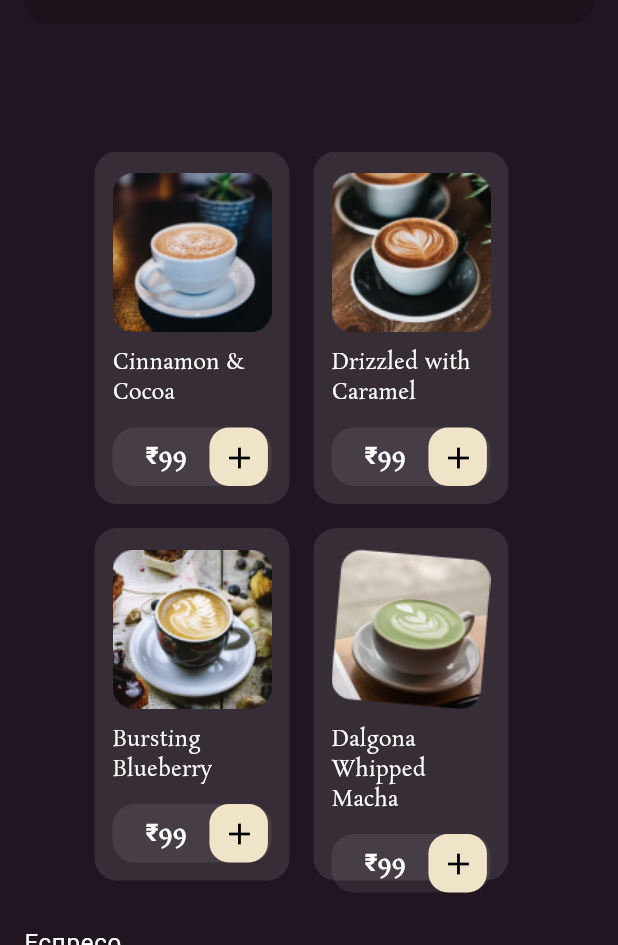
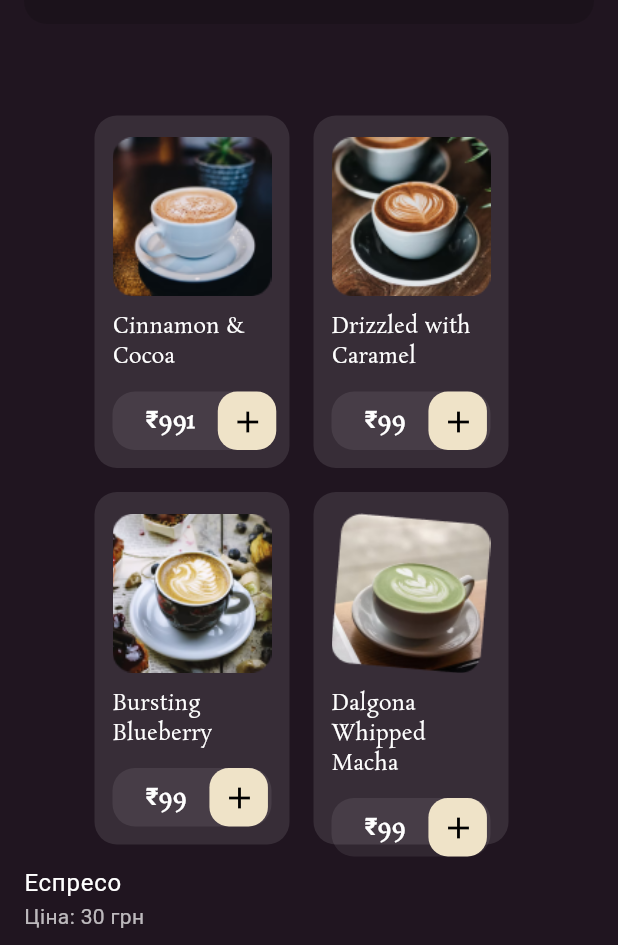
Before and after one commit to Lorekain/dartlearning, a Flutter app: the screen it shows after launch, on a phone screen of 412 x 824 dp, the part 291-1236 px from its top. Run offline on Flutter 3.47's test engine with Material 3 defaults, Android fonts, the phone set to English and light mode, and no system bars; project files that could hold a hidden picture were left out.

Commit message:
fixed bug with padding

```diff
--- a/frontend_learning/coffe_app/lib/main.dart
+++ b/frontend_learning/coffe_app/lib/main.dart
@@ -9,6 +9,9 @@ class MainApp extends StatelessWidget {
 
   @override
   Widget build(BuildContext context) {
+
+    const String font = 'Rosarivo';
+
     return MaterialApp(
       debugShowCheckedModeBanner: false,
       home: Scaffold(
@@ -29,7 +32,7 @@ class MainApp extends StatelessWidget {
                           style: TextStyle(
                             color: Color(0x80EFE3C8),
                             fontSize: 36,
-                            fontFamily: 'Rosarivo',
+                            fontFamily: font,
                             fontStyle: FontStyle.normal,
                           ),
                         ),
@@ -88,24 +91,22 @@ class MainApp extends StatelessWidget {
                   ),
                 ),
               ),
-              const SizedBox(
-                height: 40,
-              ),
               Expanded(
                 child: ListView(
                   children: [
                     Column(
                       children: [
                         Row(
-                          mainAxisAlignment: MainAxisAlignment.start,
+                         // mainAxisAlignment: MainAxisAlignment.start,
                           children: [
+
                             Container(
-                              //padding: EdgeInsets.all(12),
-                              padding: EdgeInsets.only(top: 12, left: 12, right: 12),
+                              padding: EdgeInsets.all(12),
+                             // padding: EdgeInsets.only(top: 12, left: 12, right: 12),
                               decoration: BoxDecoration(
                                   borderRadius: BorderRadius.circular(15),
                                   color: Color(0x1AFFFFFF)),
-                              margin: EdgeInsets.only(left: 63, bottom: 16),
+                              margin: EdgeInsets.only(left: 63, top: 16),
                               height: 235, // было 230 нужно убрать падинги снизу
                               width: 130, // было 130 по макету
                               child: Column(
@@ -139,7 +140,7 @@ class MainApp extends StatelessWidget {
                                       children: [
                                         SizedBox(width: 22),
                                         Text(
-                                          '₹99',
+                                          '₹991',
                                           style: TextStyle(
                                             color: Color(0xFFFFFFFF),
                                             fontSize: 16,
@@ -174,7 +175,7 @@ class MainApp extends StatelessWidget {
                               decoration: BoxDecoration(
                                   borderRadius: BorderRadius.circular(15),
                                   color: Color(0x1AFFFFFF)),
-                              margin: EdgeInsets.only(left: 16, bottom: 16), // 16 po maketu
+                              margin: EdgeInsets.only(left: 16, top: 16), // 16 po maketu
                               height: 235, // было 230 нужно убрать падинги снизу
                               width: 130, // было 130 по макету
                               child: Column(
@@ -247,7 +248,7 @@ class MainApp extends StatelessWidget {
                               decoration: BoxDecoration(
                                   borderRadius: BorderRadius.circular(15),
                                   color: Color(0x1AFFFFFF)),
-                              margin: EdgeInsets.only(left: 63, bottom: 16),
+                              margin: EdgeInsets.only(left: 63, top: 16),
                               height: 235, // было 230 нужно убрать падинги снизу
                               width: 130, // было 130 по макету
                               child: Column(
@@ -316,7 +317,7 @@ class MainApp extends StatelessWidget {
                               decoration: BoxDecoration(
                                   borderRadius: BorderRadius.circular(15),
                                   color: Color(0x1AFFFFFF)),
-                              margin: EdgeInsets.only(left: 16, bottom: 16), // 16 po maketu
+                              margin: EdgeInsets.only(left: 16, top: 16), // 16 po maketu
                               height: 235, // было 230 нужно убрать падинги снизу
                               width: 130, // было 130 по макету
                               child: Column(
```
